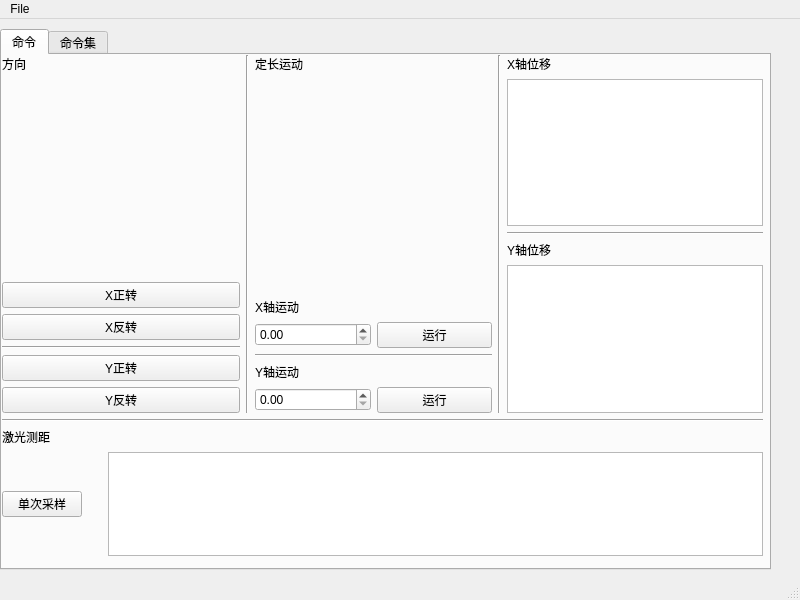
Before: the Qt Designer form gui/gui0.ui in SophistGuaPi/laser-radar-project, drawn with Qt 5.
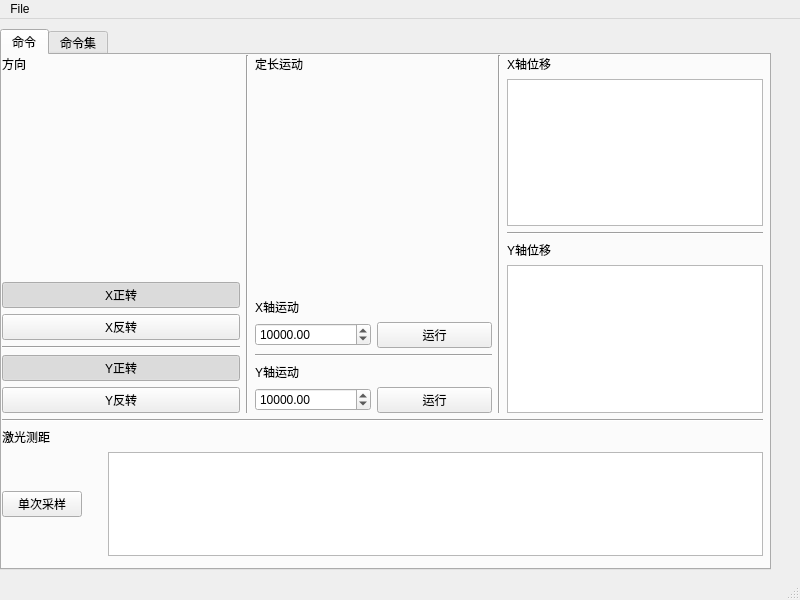
After: the same form once the commit is applied.

What changed in the file:
```diff
--- a/gui/gui0.ui
+++ b/gui/gui0.ui
@@ -92,6 +92,12 @@
                  <property name="text">
                   <string>X正转</string>
                  </property>
+                 <property name="checkable">
+                  <bool>true</bool>
+                 </property>
+                 <property name="checked">
+                  <bool>true</bool>
+                 </property>
                 </widget>
                </item>
                <item>
@@ -117,6 +123,12 @@
                  <property name="text">
                   <string>Y正转</string>
                  </property>
+                 <property name="checkable">
+                  <bool>true</bool>
+                 </property>
+                 <property name="checked">
+                  <bool>true</bool>
+                 </property>
                 </widget>
                </item>
                <item>
@@ -188,7 +200,26 @@
                <item>
                 <layout class="QHBoxLayout" name="horizontalLayout_3">
                  <item>
-                  <widget class="QDoubleSpinBox" name="doubleSpinBox_4"/>
+                  <widget class="QDoubleSpinBox" name="doubleSpinBox_4">
+                   <property name="suffix">
+                    <string/>
+                   </property>
+                   <property name="minimum">
+                    <double>-100000.000000000000000</double>
+                   </property>
+                   <property name="maximum">
+                    <double>100000.000000000000000</double>
+                   </property>
+                   <property name="singleStep">
+                    <double>10.000000000000000</double>
+                   </property>
+                   <property name="stepType">
+                    <enum>QAbstractSpinBox::AdaptiveDecimalStepType</enum>
+                   </property>
+                   <property name="value">
+                    <double>10000.000000000000000</double>
+                   </property>
+                  </widget>
                  </item>
                  <item>
                   <widget class="QPushButton" name="pushButton_4">
@@ -220,7 +251,23 @@
                <item>
                 <layout class="QHBoxLayout" name="horizontalLayout_2">
                  <item>
-                  <widget class="QDoubleSpinBox" name="doubleSpinBox_3"/>
+                  <widget class="QDoubleSpinBox" name="doubleSpinBox_3">
+                   <property name="minimum">
+                    <double>-100000.000000000000000</double>
+                   </property>
+                   <property name="maximum">
+                    <double>100000.000000000000000</double>
+                   </property>
+                   <property name="singleStep">
+                    <double>10.000000000000000</double>
+                   </property>
+                   <property name="stepType">
+                    <enum>QAbstractSpinBox::AdaptiveDecimalStepType</enum>
+                   </property>
+                   <property name="value">
+                    <double>10000.000000000000000</double>
+                   </property>
+                  </widget>
                  </item>
                  <item>
                   <widget class="QPushButton" name="pushButton_3">
```
Left out of the diff: 24 changed lines with no effect on the pictures.
